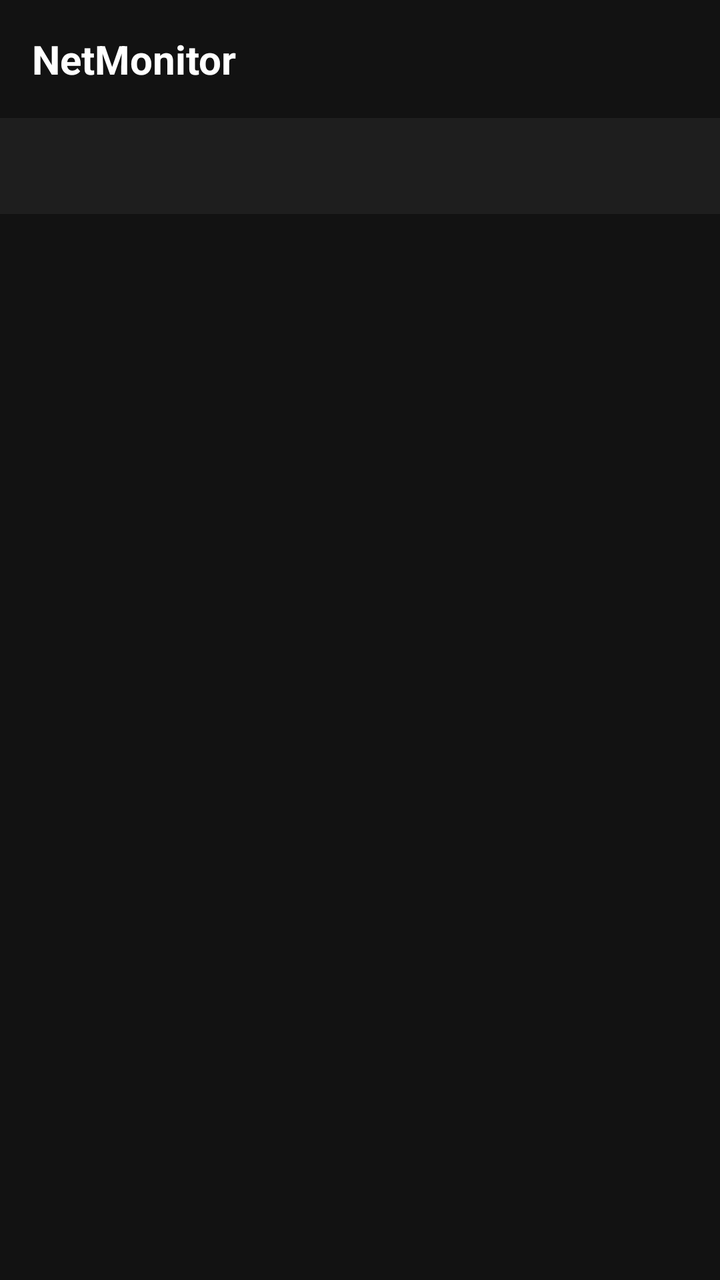
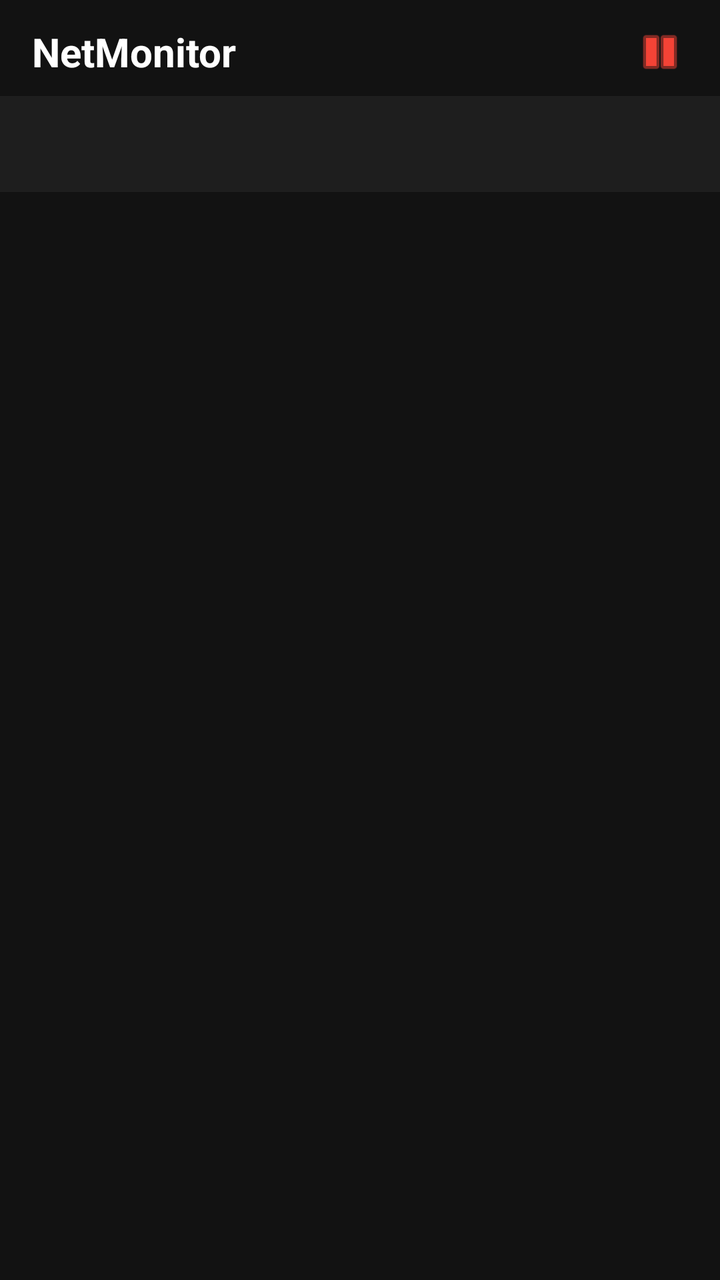

Compare the two renders of this Android layout. The source of the first and the diff that turns it into the second are given below.
<!-- AndroidManifest.xml: application theme Theme.MaterialComponents.DayNight.NoActionBar -->
<!-- res/layout/activity_main.xml -->
<?xml version="1.0" encoding="utf-8"?>
<LinearLayout xmlns:android="http://schemas.android.com/apk/res/android"
    xmlns:app="http://schemas.android.com/apk/res-auto"
    android:layout_width="match_parent"
    android:layout_height="match_parent"
    android:orientation="vertical"
    android:background="#121212">

    <TextView
        android:id="@+id/titleText"
        android:layout_width="match_parent"
        android:layout_height="wrap_content"
        android:padding="16dp"
        android:text="NetMonitor"
        android:textColor="#FFFFFF"
        android:textSize="20sp"
        android:textStyle="bold" />

    <com.google.android.material.tabs.TabLayout
        android:id="@+id/tabLayout"
        android:layout_width="match_parent"
        android:layout_height="wrap_content"
        android:background="#1E1E1E"
        app:tabTextColor="#AAAAAA"
        app:tabSelectedTextColor="#FFFFFF"
        app:tabIndicatorColor="#4CAF50" />

    <androidx.viewpager2.widget.ViewPager2
        android:id="@+id/viewPager"
        android:layout_width="match_parent"
        android:layout_height="0dp"
        android:layout_weight="1" />

</LinearLayout>
<!-- resources referenced by this layout -->
<resources>

</resources>

<!-- the commit's change to res/layout/activity_main.xml (unified diff, before → after) -->
@@ -6,15 +6,36 @@
     android:orientation="vertical"
     android:background="#121212">
 
-    <TextView
-        android:id="@+id/titleText"
+    
+    <LinearLayout
         android:layout_width="match_parent"
         android:layout_height="wrap_content"
-        android:padding="16dp"
-        android:text="NetMonitor"
-        android:textColor="#FFFFFF"
-        android:textSize="20sp"
-        android:textStyle="bold" />
+        android:orientation="horizontal"
+        android:gravity="center_vertical"
+        android:paddingStart="16dp"
+        android:paddingEnd="16dp"
+        android:paddingTop="12dp"
+        android:paddingBottom="8dp">
+
+        <TextView
+            android:id="@+id/titleText"
+            android:layout_width="0dp"
+            android:layout_height="wrap_content"
+            android:layout_weight="1"
+            android:text="NetMonitor"
+            android:textColor="#FFFFFF"
+            android:textSize="20sp"
+            android:textStyle="bold" />
+
+        <ImageView
+            android:id="@+id/headerStatusIcon"
+            android:layout_width="28dp"
+            android:layout_height="28dp"
+            android:layout_gravity="end|center_vertical"
+            android:contentDescription="@string/app_name"
+            android:src="@android:drawable/ic_media_pause"
+            app:tint="#F44336" />
+    </LinearLayout>
 
     <com.google.android.material.tabs.TabLayout
         android:id="@+id/tabLayout"
<!-- resource entries referenced after the edit -->
@@ -1,5 +1,5 @@
 <!-- resources referenced by this layout -->
 <resources>
-
+  <string name="app_name">NetMonitor</string>
 </resources>
 
